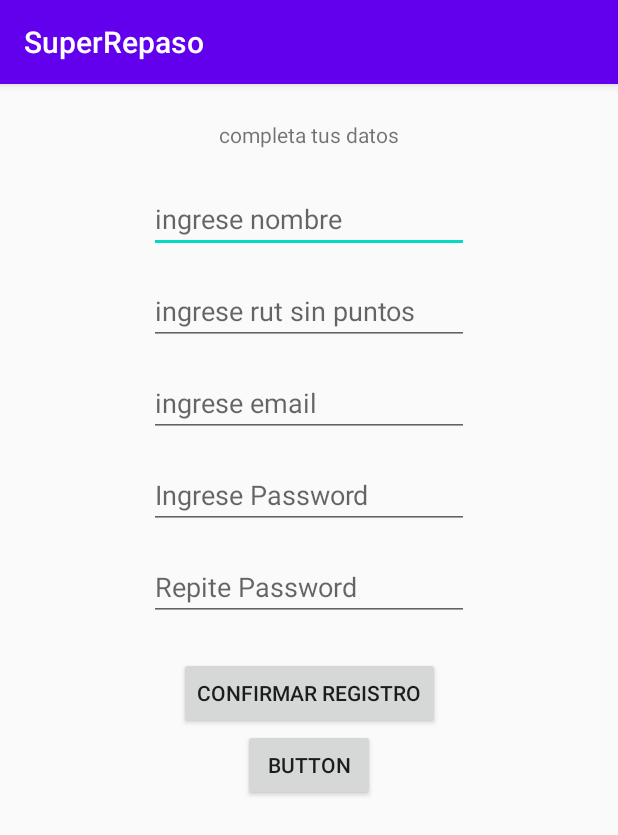
After one commit to oscartografo/Super-Repaso, an Android app: the fragment RegistroUsuarioFragment shown on its own in the app's theme, on a phone screen of 412 x 824 dp. The commit adds this screen. Shown: the top 835 px of the screen. Run offline under Robolectric (Android 15) with nearby library versions, the phone set to English and light mode, and no system bars; our stand-ins replace Firebase (no records; nobody signed in at launch, a user with empty details on screens opened directly); 2 statements that could not run were skipped.

Commit message:
Se Agrega Registro usuario con sus capas

```diff
--- /dev/null
+++ b/app/src/main/java/cl/talentodigital/superrepaso/login/domain/LoginUserPass.kt
@@ -0,0 +1,4 @@
+package cl.talentodigital.superrepaso.login.domain
+
+class LoginUserPass {
+}
--- a/app/src/main/java/cl/talentodigital/superrepaso/registro/domain/RegistraUsuarioUseCase.kt
+++ b/app/src/main/java/cl/talentodigital/superrepaso/registro/domain/RegistraUsuarioUseCase.kt
@@ -4,7 +4,7 @@ class RegistraUsuarioUseCase (
     private val registroRepository: RegistroRepository
 
 ) {
-    suspend fun  execute (registroUsuario: RegistroUsuario) : Boolean{
-        return registroRepository.registrarUsuario(registroUsuario)
-    }
+    suspend fun  execute (registroUsuario: RegistroUsuario) : Boolean =
+    registroRepository.registrarUsuario(registroUsuario)
+
 }
--- a/app/src/main/java/cl/talentodigital/superrepaso/registro/domain/RegistroUsuario.kt
+++ b/app/src/main/java/cl/talentodigital/superrepaso/registro/domain/RegistroUsuario.kt
@@ -3,6 +3,7 @@ package cl.talentodigital.superrepaso.registro.domain
 data class RegistroUsuario (
     val nombre: String,
     val rut: String,
-    val pass: String,
-    val email: String
+    val email: String,
+    val pass: String
+
 )
--- /dev/null
+++ b/app/src/main/java/cl/talentodigital/superrepaso/registro/presentation/RegistroUsuarioFragment.kt
@@ -0,0 +1,109 @@
+package cl.talentodigital.superrepaso.registro.presentation
+
+import android.os.Bundle
+import android.view.View
+import androidx.fragment.app.Fragment
+import androidx.lifecycle.Observer
+import androidx.lifecycle.ViewModelProvider
+import cl.talentodigital.superrepaso.R
+import cl.talentodigital.superrepaso.databinding.FragmentRegistroUsuarioBinding
+import cl.talentodigital.superrepaso.registro.data.remote.FirebaseRegistroRepository
+import cl.talentodigital.superrepaso.registro.domain.RegistraUsuarioUseCase
+import cl.talentodigital.superrepaso.registro.domain.RegistroUsuario
+import cl.talentodigital.superrepaso.utils.extensions.*
+import com.google.firebase.auth.FirebaseAuth
+import com.google.firebase.database.FirebaseDatabase
+
+class RegistroUsuarioFragment : Fragment(R.layout.fragment_registro_usuario) {
+
+    lateinit var binding: FragmentRegistroUsuarioBinding
+    lateinit var viewModel: RegistroUsuarioViewModel
+    lateinit var viewModelFactory: RegistroViewModelFactory
+
+    override fun onViewCreated(view: View, savedInstanceState: Bundle?) {
+        super.onViewCreated(view, savedInstanceState)
+        setupDependencies()
+        binding = FragmentRegistroUsuarioBinding.bind(view)
+        setupLiveData()
+        setuplistener()
+    }
+
+    private fun setupDependencies() {
+        viewModelFactory =
+            RegistroViewModelFactory(
+                RegistraUsuarioUseCase(
+                    FirebaseRegistroRepository(
+                        FirebaseAuth.getInstance(),
+                        FirebaseDatabase.getInstance()
+                    )
+                )
+            )
+        viewModel =
+            ViewModelProvider(this,viewModelFactory).get(RegistroUsuarioViewModel::class.java)
+    }
+
+    private fun setupLiveData() {
+        viewModel.getLiveData().observe(
+            viewLifecycleOwner, Observer {handleState(it)})
+    }
+
+    private fun setuplistener() {
+        binding.apply {
+            btnRegistrarse.setOnClickListener{
+                if (isAllValidInputs()){
+                    viewModel.registrarUsuario(obtenerDatosUsuario())
+                }
+            }
+        }
+    }
+
+    private fun obtenerDatosUsuario(): RegistroUsuario {
+        binding.apply {
+            return RegistroUsuario(
+                etNombre.text.toString(),
+                etRut.text.toString(),
+                etEmail.text.toString(),
+                etPassword.text.toString()
+            )
+        }
+
+    }
+
+    private fun isAllValidInputs(): Boolean {
+        binding.apply {
+            return etNombre.isValidNameInput("Ingrese nombre") ||
+                    etEmail.isValidEmailInput("Ingrese correo valido")||
+                    etRut.isValidRutInput("Ingrese un Rut Valido")||
+                    etPassword.isValidPassInput("Ingrese contraseña con 6 o mas caracteres")||
+                    etPasswordConform.isValidPassConfirm(etPassword.text.toString(),"La contraseña debe coincidir con la anterior")
+        }
+    }
+
+    private fun handleState(estado: RegistroUiState?){
+        when(estado){
+            is RegistroUiState.LoadingRegistroUiState -> showLoading()
+            is RegistroUiState.InvalidEmailRegistroUiState -> showInvalidEmail()
+            is RegistroUiState.SuccessRegistroUiState -> showSucessRegistro()
+            is RegistroUiState.ErrorRegistroUiState -> showErrorRegistro()
+
+        }
+    }
+
+    private fun showErrorRegistro() {
+        alert("Error en el registro")
+    }
+
+    private fun showSucessRegistro() {
+        alert("Registro Exitoso")
+    }
+
+    private fun showInvalidEmail() {
+        alert("Error en correo electronico")
+    }
+
+    private fun showLoading() {
+        alert("Esta Lenta la carga")
+    }
+
+
+}
--- /dev/null
+++ b/app/src/main/java/cl/talentodigital/superrepaso/registro/presentation/RegistroViewModelFactory.kt
@@ -0,0 +1,14 @@
+package cl.talentodigital.superrepaso.registro.presentation
+
+import androidx.lifecycle.ViewModel
+import androidx.lifecycle.ViewModelProvider
+import cl.talentodigital.superrepaso.registro.domain.RegistraUsuarioUseCase
+
+class RegistroViewModelFactory(
+    private val registrarUsuarioUseCase: RegistraUsuarioUseCase
+) : ViewModelProvider.Factory {
+    override fun <T : ViewModel?> create(modelClass: Class<T>): T {
+        return modelClass.getConstructor(RegistraUsuarioUseCase::class.java)
+            .newInstance(registrarUsuarioUseCase)
+    }
+}
--- /dev/null
+++ b/app/src/main/res/layout/fragment_registro_usuario.xml
@@ -0,0 +1,98 @@
+<androidx.constraintlayout.widget.ConstraintLayout xmlns:android="http://schemas.android.com/apk/res/android"
+    xmlns:app="http://schemas.android.com/apk/res-auto"
+    xmlns:tools="http://schemas.android.com/tools"
+    android:layout_width="match_parent"
+    android:layout_height="match_parent"
+    tools:context=".registro.presentation.RegistroUsuarioFragment">
+
+
+    <androidx.appcompat.widget.AppCompatTextView
+        android:id="@+id/tvRegistro"
+        android:layout_width="wrap_content"
+        android:layout_height="wrap_content"
+        android:layout_marginTop="24dp"
+        android:text="@string/completa_tus_datos"
+        app:layout_constraintEnd_toEndOf="parent"
+        app:layout_constraintStart_toStartOf="parent"
+        app:layout_constraintTop_toTopOf="parent" />
+
+    <androidx.appcompat.widget.AppCompatEditText
+        android:id="@+id/etNombre"
+        android:layout_width="wrap_content"
+        android:layout_height="wrap_content"
+        android:layout_marginTop="24dp"
+        android:ems="10"
+        android:inputType="textPersonName"
+        android:hint="@string/ingrese_nombre"
+        app:layout_constraintEnd_toEndOf="parent"
+        app:layout_constraintStart_toStartOf="parent"
+        app:layout_constraintTop_toBottomOf="@+id/tvRegistro" />
+
+    <androidx.appcompat.widget.AppCompatEditText
+        android:id="@+id/etRut"
+        android:layout_width="wrap_content"
+        android:layout_height="wrap_content"
+        android:layout_marginTop="16dp"
+        android:ems="10"
+        android:inputType="textPersonName"
+        android:hint="@string/ingrese_rut_sin_puntos"
+        app:layout_constraintEnd_toEndOf="parent"
+        app:layout_constraintStart_toStartOf="parent"
+        app:layout_constraintTop_toBottomOf="@+id/etNombre" />
+
+    <androidx.appcompat.widget.AppCompatEditText
+        android:id="@+id/etEmail"
+        android:layout_width="wrap_content"
+        android:layout_height="wrap_content"
+        android:layout_marginTop="16dp"
+        android:hint="@string/ingrese_email"
+        android:ems="10"
+        android:inputType="textEmailAddress"
+        app:layout_constraintEnd_toEndOf="parent"
+        app:layout_constraintStart_toStartOf="parent"
+        app:layout_constraintTop_toBottomOf="@+id/etRut" />
+
+    <androidx.appcompat.widget.AppCompatEditText
+        android:id="@+id/etPassword"
+        android:layout_width="wrap_content"
+        android:layout_height="wrap_content"
+        android:layout_marginTop="16dp"
+        android:hint="Ingrese Password"
+        android:ems="10"
+        android:inputType="textPassword"
+        app:layout_constraintEnd_toEndOf="parent"
+        app:layout_constraintStart_toStartOf="parent"
+        app:layout_constraintTop_toBottomOf="@+id/etEmail" />
+
+    <androidx.appcompat.widget.AppCompatEditText
+        android:id="@+id/etPasswordConform"
+        android:layout_width="wrap_content"
+        android:layout_height="wrap_content"
+        android:layout_marginTop="16dp"
+        android:hint="Repite Password"
+        android:ems="10"
+        android:inputType="textPassword"
+        app:layout_constraintEnd_toEndOf="parent"
+        app:layout_constraintStart_toStartOf="parent"
+        app:layout_constraintTop_toBottomOf="@+id/etPassword" />
+
+    <androidx.appcompat.widget.AppCompatButton
+        android:id="@+id/btnRegistrarse"
+        android:layout_width="wrap_content"
+        android:layout_height="wrap_content"
+        android:layout_marginTop="24dp"
+        android:text="@string/confirmar_registro"
+        app:layout_constraintEnd_toEndOf="parent"
+        app:layout_constraintStart_toStartOf="parent"
+        app:layout_constraintTop_toBottomOf="@+id/etPasswordConform" />
+
+    <androidx.appcompat.widget.AppCompatButton
+        android:id="@+id/btnVolver"
+        android:layout_width="wrap_content"
+        android:layout_height="wrap_content"
+        android:text="Button"
+        app:layout_constraintEnd_toEndOf="parent"
+        app:layout_constraintStart_toStartOf="parent"
+        app:layout_constraintTop_toBottomOf="@+id/btnRegistrarse" />
+
+</androidx.constraintlayout.widget.ConstraintLayout>
--- a/app/src/main/res/values/strings.xml
+++ b/app/src/main/res/values/strings.xml
@@ -1,3 +1,8 @@
 <resources>
     <string name="app_name">SuperRepaso</string>
+    <string name="confirmar_registro">confirmar registro</string>
+    <string name="ingrese_email">ingrese email</string>
+    <string name="ingrese_rut_sin_puntos">ingrese rut sin puntos</string>
+    <string name="ingrese_nombre">ingrese nombre</string>
+    <string name="completa_tus_datos">completa tus datos</string>
 </resources>
```
Also changed, not shown: app/src/main/java/cl/talentodigital/superrepaso/registro/presentation/RegistroUiState.kt (added, +11 -0 lines), app/src/main/java/cl/talentodigital/superrepaso/registro/presentation/RegistroUsuarioViewModel.kt (added, +48 -0 lines), app/src/main/java/cl/talentodigital/superrepaso/utils/extensions/AppCompatEditTextExt.kt (+9 -0 lines).
